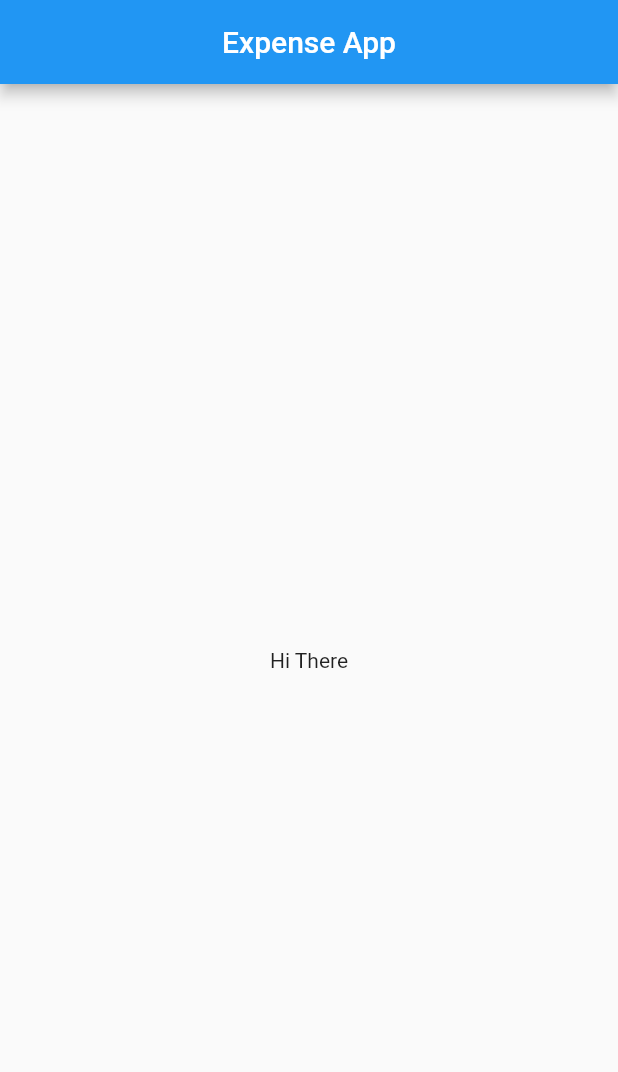
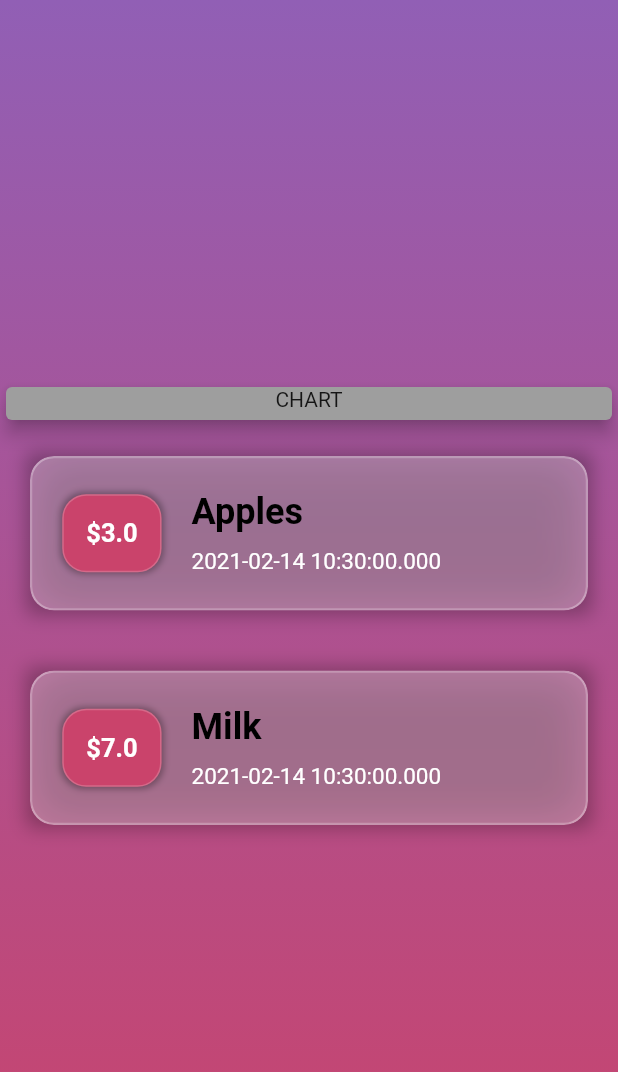
Before and after one commit to Tarlochan5268/MoneyExpensesApp, a Flutter app: the screen it shows after launch, on a phone screen of 412 x 824 dp. Shown: the top 1072 px of the screen. Run offline on Flutter 3.47's test engine with Material 2 defaults, Android fonts, the phone set to English and light mode, and no system bars.

Commit message:
implemented glassMorphism.dart and replaced card with glassTile

```diff
--- /dev/null
+++ b/lib/glassMorphism.dart
@@ -0,0 +1,136 @@
+import 'dart:ui';
+
+import 'package:flutter/material.dart';
+
+class GlassTile extends StatefulWidget {
+  final String id;
+  final String title;
+  final double amount;
+  final DateTime date;
+
+  GlassTile(
+      {@required this.id,
+      @required this.title,
+      @required this.amount,
+      @required this.date});
+  @override
+  _GlassTileState createState() => _GlassTileState(
+      id: this.id, title: this.title, amount: this.amount, date: this.date);
+}
+
+class _GlassTileState extends State<GlassTile> {
+  final String id;
+  final String title;
+  final double amount;
+  final DateTime date;
+
+  _GlassTileState(
+      {@required this.id,
+      @required this.title,
+      @required this.amount,
+      @required this.date});
+
+  @override
+  Widget build(BuildContext context) {
+    return Container(
+      margin: EdgeInsets.all(20),
+      decoration: BoxDecoration(
+        boxShadow: [
+          BoxShadow(
+            blurRadius: 10,
+            spreadRadius: 2,
+            color: Colors.black.withOpacity(0.3),
+          ),
+        ],
+      ),
+      child: ClipRRect(
+        borderRadius: BorderRadius.circular(16),
+        child: BackdropFilter(
+          filter: ImageFilter.blur(sigmaX: 16, sigmaY: 16),
+          child: Container(
+              width: double.infinity,
+              decoration: BoxDecoration(
+                color: Colors.white.withOpacity(0.2),
+                borderRadius: BorderRadius.circular(16),
+                border: Border.all(
+                  width: 1.5,
+                  color: Colors.white.withOpacity(0.3),
+                ),
+              ),
+              child: Container(
+                color: Colors.white.withOpacity(0.09),
+                height: 100,
+                width: double.infinity,
+                child: Row(
+                  mainAxisAlignment: MainAxisAlignment.start,
+                  crossAxisAlignment: CrossAxisAlignment.center,
+                  children: [
+                    Container(
+                      padding: EdgeInsets.all(20),
+                      child: Center(
+                        child: Container(
+                          child: Text(
+                            "\$$amount",
+                            style: TextStyle(
+                              color: Colors.white,
+                              fontSize: 17,
+                              fontWeight: FontWeight.bold,
+                            ),
+                          ),
+                          padding: EdgeInsets.all(15),
+                          decoration: BoxDecoration(
+                            boxShadow: [
+                              BoxShadow(
+                                blurRadius: 3,
+                                spreadRadius: 1,
+                                color: Colors.black.withOpacity(0.3),
+                              ),
+                            ],
+                            color: const Color(0xFFCA436B).withOpacity(1),
+                            borderRadius: BorderRadius.circular(16),
+                            border: Border.all(
+                              width: 1,
+                              color: Colors.white.withOpacity(0.2),
+                            ),
+                          ),
+                        ),
+                      ),
+                      //color: Colors.green,
+                      //width: 100,
+                    ),
+                    Expanded(
+                      child: Container(
+                        //color: Colors.yellow,
+                        child: Column(
+                          children: [
+                            Text(
+                              "$title",
+                              style: TextStyle(
+                                  color: Colors.black,
+                                  fontSize: 24,
+                                  fontWeight: FontWeight.bold),
+                            ),
+                            SizedBox(
+                              height: 10,
+                            ),
+                            Text(
+                              "$date",
+                              style: TextStyle(
+                                color: Colors.white,
+                                fontSize: 15,
+                              ),
+                            ),
+                          ],
+                          mainAxisAlignment: MainAxisAlignment.center,
+                          crossAxisAlignment: CrossAxisAlignment.start,
+                        ),
+                      ),
+                    ),
+                  ],
+                ),
+              )),
+        ),
+      ),
+    );
+  }
+}
--- a/lib/main.dart
+++ b/lib/main.dart
@@ -1,4 +1,6 @@
 import 'package:flutter/material.dart';
+import 'transaction.dart';
+import 'glassMorphism.dart';
 
 void main() {
   runApp(MyApp());
@@ -25,13 +27,121 @@ class Homepage extends StatefulWidget {
 }
 
 class _HomepageState extends State<Homepage> {
+  final List<Transaction> transactionsList = [
+    Transaction(id: "T1", title: "Apples", amount: 3, date: DateTime.now()),
+    Transaction(id: "T2", title: "Milk", amount: 7, date: DateTime.now()),
+  ];
+
   @override
   Widget build(BuildContext context) {
     return Scaffold(
-      appBar: AppBar(
-        title: Center(child: Text("Expense App")),
+      body: Container(
+        decoration: BoxDecoration(
+          gradient: LinearGradient(
+              colors: [
+                const Color(0xFF915FB5),
+                const Color(0xFFCA436B),
+              ],
+              begin: FractionalOffset.topCenter,
+              end: FractionalOffset.bottomCenter,
+              stops: [0.0, 1.0],
+              tileMode: TileMode.clamp),
+        ),
+        child: Column(
+          mainAxisAlignment: MainAxisAlignment.center,
+          children: [
+            Container(
+              width: double.infinity,
+              height: 30,
+              child: Card(
+                color: Colors.grey,
+                elevation: 5,
+                child: Text(
+                  "CHART",
+                  textAlign: TextAlign.center,
+                ),
+              ),
+            ),
+            Container(
+              child: Column(
+                children: transactionsList.map((transactionObj) {
+                  return GlassTile(
+                      id: transactionObj.id,
+                      title: transactionObj.title,
+                      amount: transactionObj.amount,
+                      date: transactionObj.date);
+                }).toList(),
+              ),
+            )
+          ],
+        ),
       ),
-      body: Center(child: Text("Hi There")),
     );
   }
 }
+
+/*
+return Card(
+                      elevation: 5,
+                      child: Container(
+                        height: 100,
+                        width: double.infinity,
+                        child: Row(
+                          mainAxisAlignment: MainAxisAlignment.start,
+                          crossAxisAlignment: CrossAxisAlignment.center,
+                          children: [
+                            Container(
+                              padding: EdgeInsets.all(20),
+                              child: Center(
+                                child: Container(
+                                  child: Text(
+                                    "\$${transactionObj.amount.toString()}",
+                                    style: TextStyle(
+                                      color: Colors.white,
+                                      fontSize: 20,
+                                      fontWeight: FontWeight.bold,
+                                    ),
+                                  ),
+                                  padding: EdgeInsets.all(15),
+                                  decoration: BoxDecoration(
+                                    color: Colors.lightBlueAccent,
+                                    borderRadius: BorderRadius.circular(30),
+                                  ),
+                                ),
+                              ),
+                              //color: Colors.green,
+                              //width: 100,
+                            ),
+                            Expanded(
+                              child: Container(
+                                //color: Colors.yellow,
+                                child: Column(
+                                  children: [
+                                    Text(
+                                      "${transactionObj.title}",
+                                      style: TextStyle(
+                                          color: Colors.black,
+                                          fontSize: 24,
+                                          fontWeight: FontWeight.bold),
+                                    ),
+                                    SizedBox(
+                                      height: 10,
+                                    ),
+                                    Text(
+                                      "${transactionObj.date}",
+                                      style: TextStyle(
+                                        color: Colors.grey,
+                                        fontSize: 15,
+                                      ),
+                                    ),
+                                  ],
+                                  mainAxisAlignment: MainAxisAlignment.center,
+                                  crossAxisAlignment: CrossAxisAlignment.start,
+                                ),
+                              ),
+                            ),
+                          ],
+                        ),
+                      ));
+
+ */
--- a/lib/transaction.dart
+++ b/lib/transaction.dart
@@ -1,8 +1,14 @@
+import 'package:flutter/foundation.dart';
+
 class Transaction {
   final String id;
   final String title;
   final double amount;
   final DateTime date;
 
-  Transaction({this.id,this.title, this.amount, this.date});
+  Transaction(
+      {@required this.id,
+      @required this.title,
+      @required this.amount,
+      @required this.date});
 }
--- a/pubspec.yaml
+++ b/pubspec.yaml
@@ -23,6 +23,7 @@ environment:
 dependencies:
   flutter:
     sdk: flutter
+  intl: ^0.16.1
 
 
   # The following adds the Cupertino Icons font to your application.
```
Also changed, not shown: pubspec.lock.
